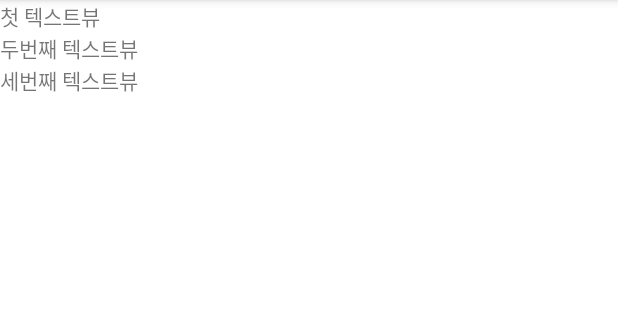
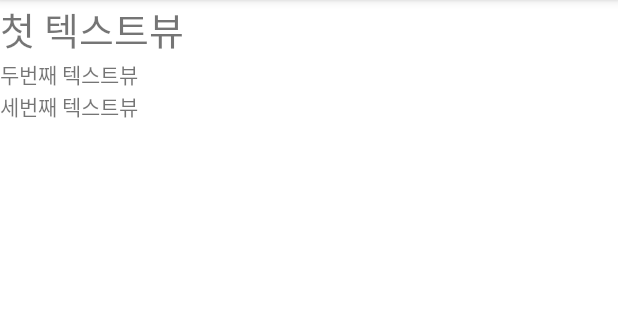
Before and after one commit to junho0615/Uiproject_20210306, an Android app: the screen it shows after launch (MainActivity), on a phone screen of 412 x 824 dp, the part 84-404 px from its top. Run offline under Robolectric (Android 15) with nearby library versions, the phone set to English and light mode, and no system bars.

Commit message:
텍스트 크기 변경 예시

```diff
--- a/app/src/main/res/layout/activity_main.xml
+++ b/app/src/main/res/layout/activity_main.xml
@@ -11,7 +11,8 @@
     <TextView
         android:layout_width="wrap_content"
         android:layout_height="wrap_content"
-        android:text="첫 텍스트뷰" />
+        android:text="첫 텍스트뷰"
+        android:textSize="25sp"/>
 
     <TextView
         android:layout_width="wrap_content"
```
